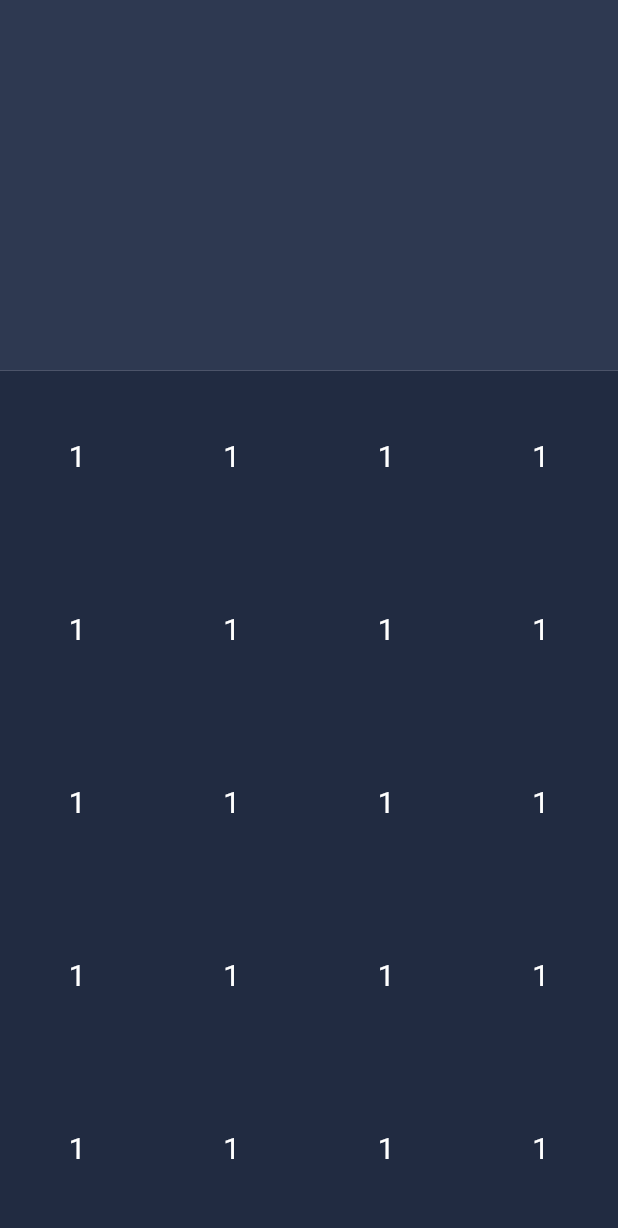
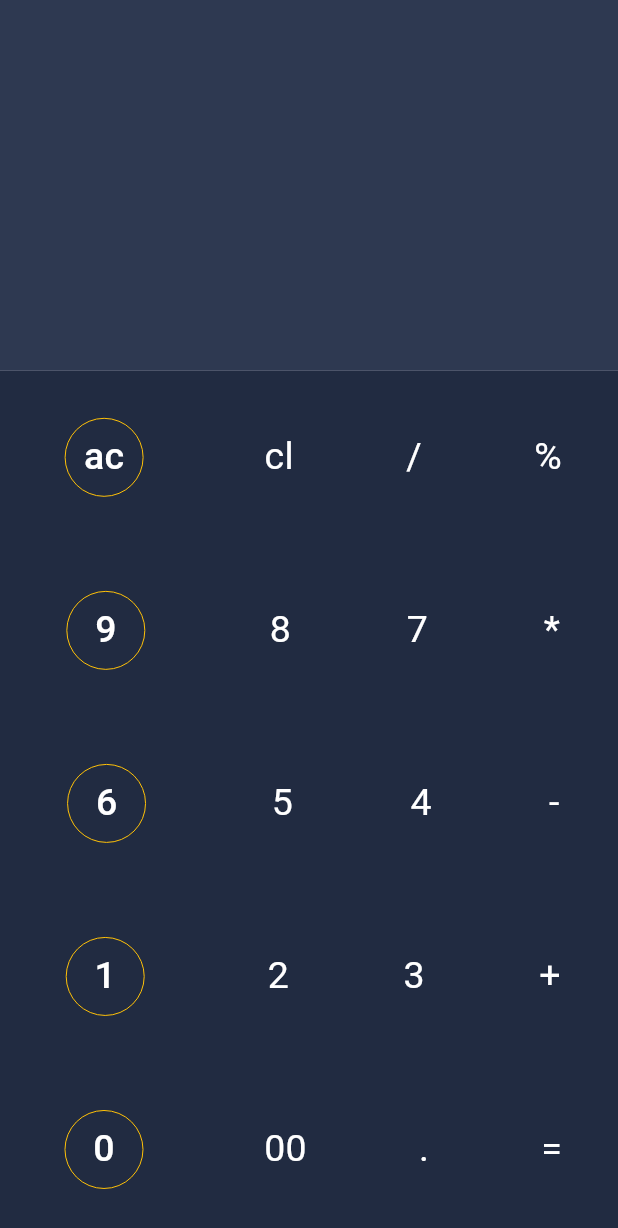
Before and after one commit to mahdiramezanii/calculator, a Flutter app: the screen it shows after launch, on a phone screen of 412 x 824 dp. Shown: the top 1228 px of the screen. Run offline on Flutter 3.47's test engine with Material 3 defaults, Android fonts, the phone set to English and light mode, and no system bars; our stand-ins replace hexcolor.

Commit message:
change color border side

```diff
--- a/lib/main.dart
+++ b/lib/main.dart
@@ -30,11 +30,11 @@ class Application extends StatelessWidget {
                     mainAxisAlignment: MainAxisAlignment.spaceAround,
                     crossAxisAlignment: CrossAxisAlignment.stretch,
                     children: [
-                      _getRow(),
-                      _getRow(),
-                      _getRow(),
-                      _getRow(),
-                      _getRow(),
+                      _getRow("ac", "cl", "/", "%"),
+                      _getRow("9", "8", "7", "*"),
+                      _getRow("6", "5", "4", "-"),
+                      _getRow("1", "2", "3", "+"),
+                      _getRow("0", "00", ".", "="),
                     ],
                   ),
                 ),
@@ -46,36 +46,44 @@ class Application extends StatelessWidget {
     );
   }
 
-  Widget _getRow() {
+  Widget _getRow(String text1, String text2, String text3, String text4) {
     return Row(
       mainAxisAlignment: MainAxisAlignment.spaceAround,
       children: [
         Padding(
           padding: const EdgeInsets.all(8.0),
-          child: Text(
-            "1",
-            style: TextStyle(color: Colors.white, fontSize: 20),
+          child: TextButton(
+            onPressed: () {},
+            style: TextButton.styleFrom(
+              shape: CircleBorder(
+                side: BorderSide(width: 0, color: Colors.amber),
+              ),
+            ),
+            child: Text(
+              "$text1",
+              style: TextStyle(color: Colors.white, fontSize: 25),
+            ),
           ),
         ),
         Padding(
           padding: const EdgeInsets.all(8.0),
           child: Text(
-            "1",
-            style: TextStyle(color: Colors.white, fontSize: 20),
+            "$text2",
+            style: TextStyle(color: Colors.white, fontSize: 25),
           ),
         ),
         Padding(
           padding: const EdgeInsets.all(8.0),
           child: Text(
-            "1",
-            style: TextStyle(color: Colors.white, fontSize: 20),
+            "$text3",
+            style: TextStyle(color: Colors.white, fontSize: 25),
           ),
         ),
         Padding(
           padding: const EdgeInsets.all(8.0),
           child: Text(
-            "1",
-            style: TextStyle(color: Colors.white, fontSize: 20),
+            "$text4",
+            style: TextStyle(color: Colors.white, fontSize: 25),
           ),
         ),
       ],
```
